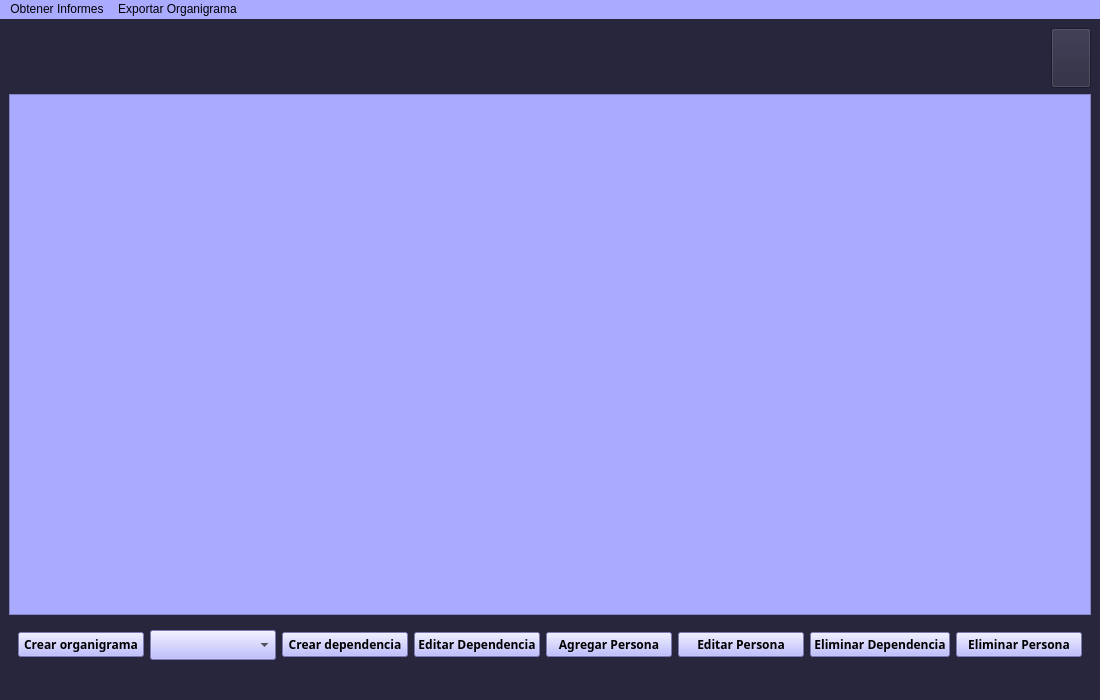
Before: the Qt Designer form Prueba tp/main_window.ui in stel0/TP-PYTHON, drawn with Qt 5.
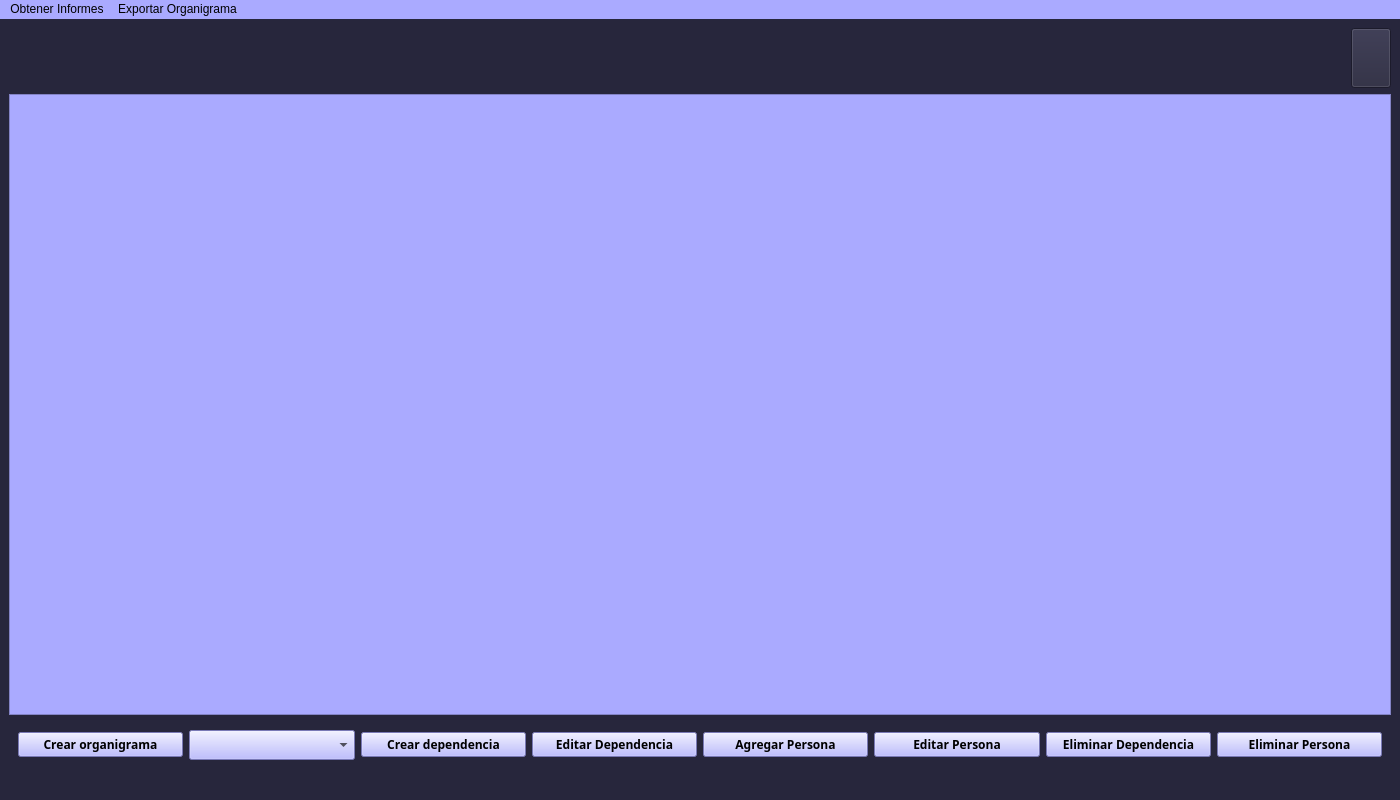
After: the same form once the commit is applied. Icons and pictures are not drawn.

The edit to the form file:
```diff
--- a/Prueba tp/main_window.ui
+++ b/Prueba tp/main_window.ui
@@ -6,14 +6,14 @@
    <rect>
     <x>0</x>
     <y>0</y>
-    <width>1100</width>
-    <height>700</height>
+    <width>1400</width>
+    <height>800</height>
    </rect>
   </property>
   <property name="minimumSize">
    <size>
-    <width>1100</width>
-    <height>700</height>
+    <width>1400</width>
+    <height>800</height>
    </size>
   </property>
   <property name="windowTitle">
@@ -74,7 +74,7 @@
         <widget class="QPushButton" name="crear_organigrama">
          <property name="minimumSize">
           <size>
-           <width>100</width>
+           <width>110</width>
            <height>0</height>
           </size>
          </property>
@@ -111,7 +111,7 @@
         <widget class="QComboBox" name="lista_organigramas">
          <property name="minimumSize">
           <size>
-           <width>100</width>
+           <width>110</width>
            <height>30</height>
           </size>
          </property>
@@ -133,7 +133,7 @@
         <widget class="QPushButton" name="crear_dependencia">
          <property name="minimumSize">
           <size>
-           <width>100</width>
+           <width>110</width>
            <height>0</height>
           </size>
          </property>
@@ -168,6 +168,12 @@
        </item>
        <item>
         <widget class="QPushButton" name="boton_editar_dependencia">
+         <property name="minimumSize">
+          <size>
+           <width>110</width>
+           <height>0</height>
+          </size>
+         </property>
          <property name="maximumSize">
           <size>
            <width>200</width>
@@ -196,6 +202,12 @@
        </item>
        <item>
         <widget class="QPushButton" name="agregar_persona">
+         <property name="minimumSize">
+          <size>
+           <width>110</width>
+           <height>0</height>
+          </size>
+         </property>
          <property name="maximumSize">
           <size>
            <width>200</width>
@@ -264,6 +276,12 @@
        </item>
        <item>
         <widget class="QPushButton" name="eliminar_dependencia">
+         <property name="minimumSize">
+          <size>
+           <width>110</width>
+           <height>0</height>
+          </size>
+         </property>
          <property name="maximumSize">
           <size>
            <width>200</width>
@@ -337,8 +355,8 @@
     <rect>
      <x>0</x>
      <y>0</y>
-     <width>1100</width>
-     <height>21</height>
+     <width>1400</width>
+     <height>22</height>
     </rect>
    </property>
    <property name="styleSheet">
```
Left out of the diff: 8 changed lines with no effect on the pictures.
